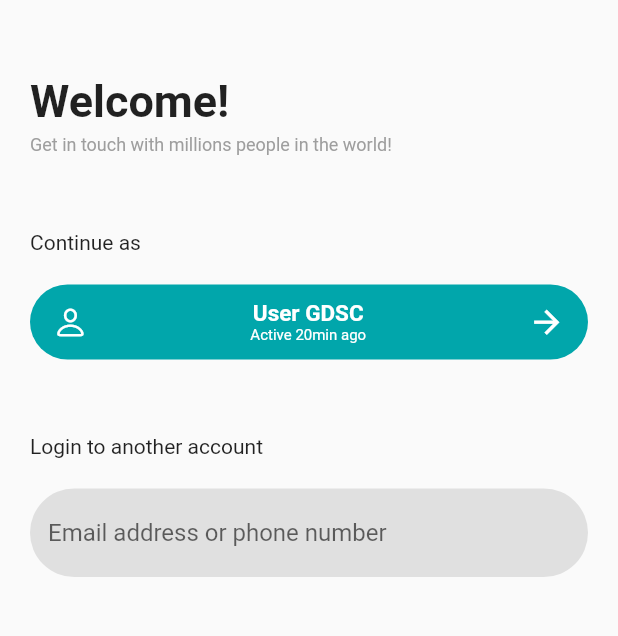
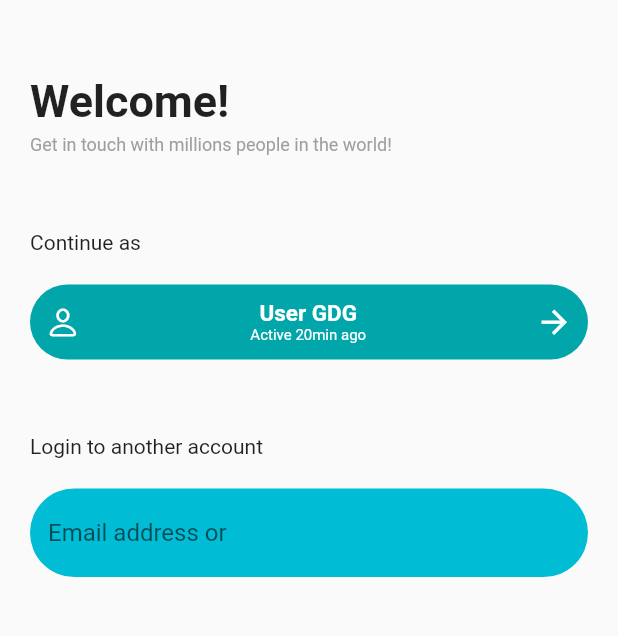
Before and after one commit to AbdeldjalilChougui/flutter_engage, a Flutter app: the screen it shows after launch, on a phone screen of 412 x 824 dp, the part 320-956 px from its top. Run offline on Flutter 3.47's test engine with Material 2 defaults, Android fonts, the phone set to English and light mode, and no system bars.

Commit message:
commit updates

```diff
--- a/lib/main.dart
+++ b/lib/main.dart
@@ -34,9 +34,10 @@ class _MyHomePageState extends State<MyHomePage> {
   @override
   Widget build(BuildContext context) {
     return Scaffold(
-      body: Padding(
-        padding: const EdgeInsets.symmetric(horizontal: 20),
-        child: SingleChildScrollView(
+      body: SingleChildScrollView(
+        physics: BouncingScrollPhysics(),
+        child: Container(
+          padding: const EdgeInsets.symmetric(horizontal: 20),
           child: Column(
             mainAxisAlignment: MainAxisAlignment.start,
             crossAxisAlignment: CrossAxisAlignment.start,
@@ -52,19 +53,19 @@ class _MyHomePageState extends State<MyHomePage> {
               const SizedBox(height: 50),
               const Text('Continue as'),
               const SizedBox(height: 20,),
-              const MyButton(text: "User GDSC"),
+              const MyButton(text: "User GDG"),
               const SizedBox(height: 50,),
               const Text("Login to another account"),
               const SizedBox(height: 20),
               TextField(
                 controller: controller,
                 decoration: InputDecoration(
-                  hintText: "Email address or phone number",
+                  hintText: "Email address or ",
                   enabledBorder: OutlineInputBorder(
                     borderSide: const BorderSide(color: Colors.transparent, ),
                     borderRadius: BorderRadius.circular(50),
                   ),
-                  fillColor: Colors.grey.shade300,
+                  fillColor: Colors.cyan,
                   filled: true,
                 ),
               ),
--- a/lib/widgets/my_button.dart
+++ b/lib/widgets/my_button.dart
@@ -11,7 +11,7 @@ class MyButton extends StatelessWidget {
   @override
   Widget build(BuildContext context) {
     return Container(
-      padding: const EdgeInsets.symmetric(horizontal: 15, vertical: 10),
+      padding: const EdgeInsets.symmetric(horizontal: 10, vertical: 10),
       decoration: BoxDecoration(
         borderRadius: BorderRadius.circular(40),
         color: const Color(0xff01A6AB),
--- a/pubspec.yaml
+++ b/pubspec.yaml
@@ -24,8 +24,6 @@ dev_dependencies:
   flutter_lints: ^2.0.0
 
 flutter:
-
-
   uses-material-design: true
 
   assets:
```
